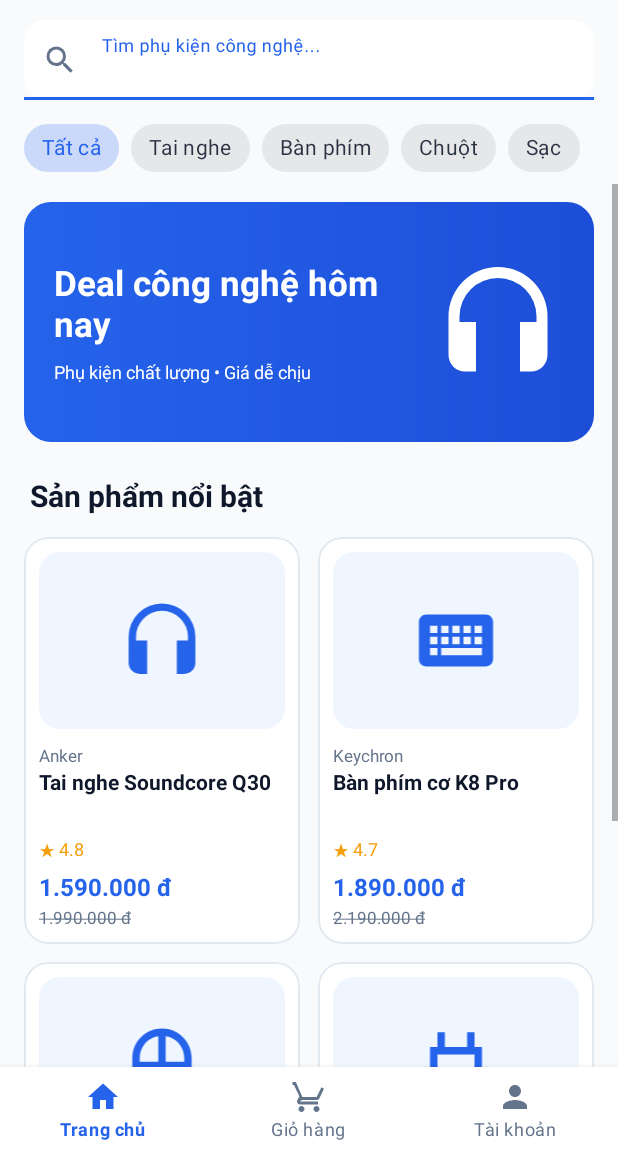
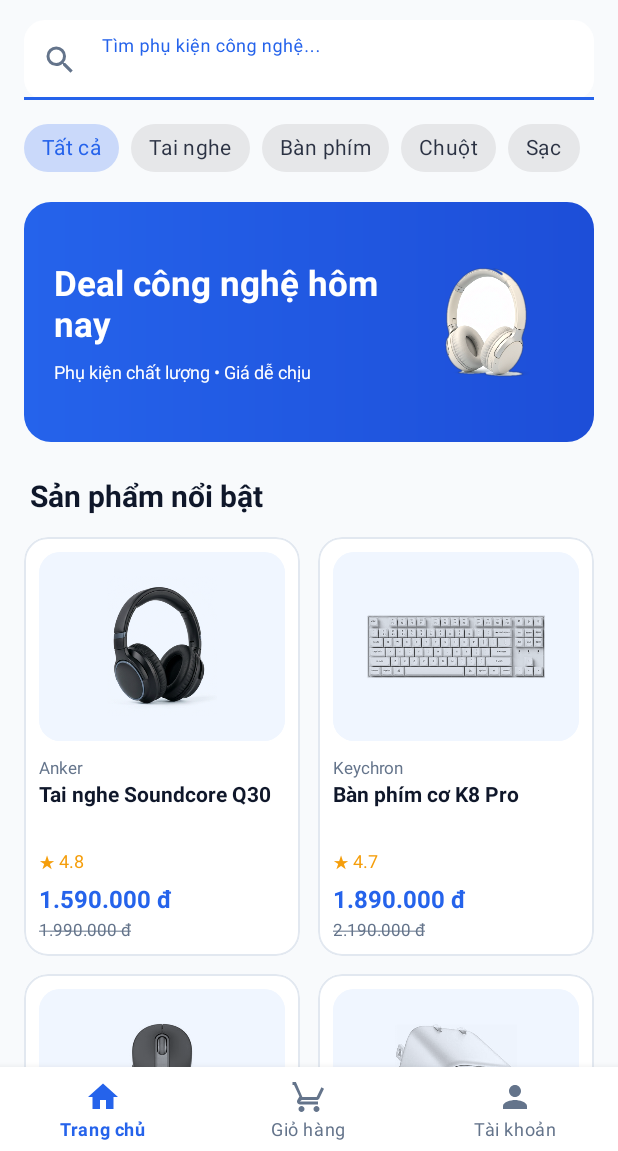
Before and after one commit to y0unglewis/e-commerce, an Android app: the HomeActivity screen opened directly, with no data from a screen before it, on a phone screen of 412 x 824 dp, the part 85-1236 px from its top. Run offline under Robolectric (Android 15) with nearby library versions, the phone set to English and light mode, and no system bars.

Commit message:
feat: apply studio product images on home and add 4 tech items

```diff
--- a/app/src/main/java/com/example/gearhub/adapter/ProductAdapter.java
+++ b/app/src/main/java/com/example/gearhub/adapter/ProductAdapter.java
@@ -10,8 +10,8 @@ import androidx.annotation.NonNull;
 import androidx.recyclerview.widget.RecyclerView;
 import com.example.gearhub.R;
 import com.example.gearhub.model.Product;
+import com.example.gearhub.util.DetailProductImages;
 import com.example.gearhub.util.PriceFormatter;
-import com.example.gearhub.util.ProductImages;
 import java.util.ArrayList;
 import java.util.List;
 import java.util.Locale;
@@ -46,7 +46,7 @@ public class ProductAdapter extends RecyclerView.Adapter<ProductAdapter.ProductV
     @Override
     public void onBindViewHolder(@NonNull ProductViewHolder holder, int position) {
         Product product = products.get(position);
-        holder.image.setImageResource(ProductImages.forKey(product.getImageKey()));
+        holder.image.setImageResource(DetailProductImages.forProduct(product));
         holder.brand.setText(product.getBrand());
         holder.name.setText(product.getName());
         holder.rating.setText(String.format(Locale.getDefault(), "★ %.1f", product.getRating()));
--- a/app/src/main/java/com/example/gearhub/database/SampleProducts.java
+++ b/app/src/main/java/com/example/gearhub/database/SampleProducts.java
@@ -2,51 +2,63 @@ package com.example.gearhub.database;
 
 import com.example.gearhub.AppConstants;
 import com.example.gearhub.model.Product;
-import java.util.ArrayList;
+import java.util.Arrays;
 import java.util.List;
 
-/** 12 sản phẩm mẫu; chỉ dùng để điền dữ liệu lần đầu khi tạo SQLite. */
+/** 16 sản phẩm mẫu; dùng để điền dữ liệu lần đầu khi tạo SQLite. */
 final class SampleProducts {
     private SampleProducts() { }
 
     static List<Product> create() {
-        List<Product> products = new ArrayList<>();
-        products.add(new Product(1, "Tai nghe Soundcore Q30", "Anker", AppConstants.CATEGORY_HEADPHONES,
+        return Arrays.asList(
+                new Product(1, "Tai nghe Soundcore Q30", "Anker", AppConstants.CATEGORY_HEADPHONES,
                         1590000, 1990000, 4.8f, "headphones", "Tai nghe chống ồn chủ động, phù hợp làm việc và học tập.",
-                "Bluetooth: 5.3\nPin: 40 giờ\nSạc: USB-C\nBảo hành: 12 tháng"));
-        products.add(new Product(2, "Bàn phím cơ K8 Pro", "Keychron", AppConstants.CATEGORY_KEYBOARDS,
+                        "Bluetooth: 5.3\nPin: 40 giờ\nSạc: USB-C\nBảo hành: 12 tháng"),
+                new Product(2, "Bàn phím cơ K8 Pro", "Keychron", AppConstants.CATEGORY_KEYBOARDS,
                         1890000, 2190000, 4.7f, "keyboard", "Bàn phím cơ không dây gọn gàng cho góc học tập.",
-                "Layout: TKL\nKết nối: Bluetooth / USB-C\nĐèn: RGB\nBảo hành: 12 tháng"));
-        products.add(new Product(3, "Chuột không dây M650", "Logitech", AppConstants.CATEGORY_MICE,
+                        "Layout: TKL\nKết nối: Bluetooth / USB-C\nĐèn: RGB\nBảo hành: 12 tháng"),
+                new Product(3, "Chuột không dây M650", "Logitech", AppConstants.CATEGORY_MICE,
                         690000, 890000, 4.9f, "mouse", "Chuột êm, thiết kế công thái học dễ sử dụng.",
-                "Kết nối: Bluetooth / USB\nDPI: 2000\nPin: AA\nBảo hành: 12 tháng"));
-        products.add(new Product(4, "Củ sạc nhanh Nano 65W", "Anker", AppConstants.CATEGORY_CHARGERS,
+                        "Kết nối: Bluetooth / USB\nDPI: 2000\nPin: AA\nBảo hành: 12 tháng"),
+                new Product(4, "Củ sạc nhanh Nano 65W", "Anker", AppConstants.CATEGORY_CHARGERS,
                         790000, 990000, 4.8f, "charger", "Sạc nhanh USB-C nhỏ gọn cho điện thoại và laptop.",
-                "Công suất: 65W\nCổng: USB-C\nCông nghệ: GaN\nBảo hành: 12 tháng"));
-        products.add(new Product(5, "Tai nghe Bluetooth WH-CH520", "Sony", AppConstants.CATEGORY_HEADPHONES,
+                        "Công suất: 65W\nCổng: USB-C\nCông nghệ: GaN\nBảo hành: 12 tháng"),
+                new Product(5, "Tai nghe Bluetooth WH-CH520", "Sony", AppConstants.CATEGORY_HEADPHONES,
                         990000, 1190000, 4.6f, "headphones", "Tai nghe không dây nhẹ, pin lâu và âm thanh cân bằng.",
-                "Bluetooth: 5.2\nPin: 50 giờ\nSạc: USB-C\nBảo hành: 12 tháng"));
-        products.add(new Product(6, "Bàn phím G413 SE", "Logitech", AppConstants.CATEGORY_KEYBOARDS,
+                        "Bluetooth: 5.2\nPin: 50 giờ\nSạc: USB-C\nBảo hành: 12 tháng"),
+                new Product(6, "Bàn phím G413 SE", "Logitech", AppConstants.CATEGORY_KEYBOARDS,
                         1390000, 1590000, 4.7f, "keyboard", "Bàn phím cơ có dây dành cho học tập và giải trí.",
-                "Layout: Full size\nSwitch: Mechanical\nKết nối: USB\nBảo hành: 24 tháng"));
-        products.add(new Product(7, "Chuột MX Anywhere 3S", "Logitech", AppConstants.CATEGORY_MICE,
+                        "Layout: Full size\nSwitch: Mechanical\nKết nối: USB\nBảo hành: 24 tháng"),
+                new Product(7, "Chuột MX Anywhere 3S", "Logitech", AppConstants.CATEGORY_MICE,
                         1690000, 1990000, 4.9f, "mouse", "Chuột nhỏ gọn, cuộn nhanh và đa thiết bị.",
-                "Kết nối: Bluetooth\nDPI: 8000\nSạc: USB-C\nBảo hành: 12 tháng"));
-        products.add(new Product(8, "Sạc GaN 30W USB-C", "UGREEN", AppConstants.CATEGORY_CHARGERS,
+                        "Kết nối: Bluetooth\nDPI: 8000\nSạc: USB-C\nBảo hành: 12 tháng"),
+                new Product(8, "Sạc GaN 30W USB-C", "UGREEN", AppConstants.CATEGORY_CHARGERS,
                         390000, 490000, 4.6f, "charger", "Củ sạc USB-C tiện lợi khi mang đi học hoặc du lịch.",
-                "Công suất: 30W\nCổng: USB-C\nChuẩn: PD\nBảo hành: 12 tháng"));
-        products.add(new Product(9, "Tai nghe TWS Liberty 4", "Anker", AppConstants.CATEGORY_HEADPHONES,
+                        "Công suất: 30W\nCổng: USB-C\nChuẩn: PD\nBảo hành: 12 tháng"),
+                new Product(9, "Tai nghe TWS Liberty 4", "Anker", AppConstants.CATEGORY_HEADPHONES,
                         1790000, 2190000, 4.8f, "headphones", "Tai nghe true wireless chống ồn và thiết kế nhỏ gọn.",
-                "Bluetooth: 5.3\nPin: 9 giờ + hộp\nChống ồn: ANC\nBảo hành: 12 tháng"));
-        products.add(new Product(10, "Bàn phím Bluetooth K380", "Logitech", AppConstants.CATEGORY_KEYBOARDS,
+                        "Bluetooth: 5.3\nPin: 9 giờ + hộp\nChống ồn: ANC\nBảo hành: 12 tháng"),
+                new Product(10, "Bàn phím Bluetooth K380", "Logitech", AppConstants.CATEGORY_KEYBOARDS,
                         690000, 790000, 4.7f, "keyboard", "Bàn phím gọn nhẹ hỗ trợ kết nối nhiều thiết bị.",
-                "Kết nối: Bluetooth\nThiết bị: 3\nPin: AAA\nBảo hành: 12 tháng"));
-        products.add(new Product(11, "Chuột G304 Lightspeed", "Logitech", AppConstants.CATEGORY_MICE,
+                        "Kết nối: Bluetooth\nThiết bị: 3\nPin: AAA\nBảo hành: 12 tháng"),
+                new Product(11, "Chuột G304 Lightspeed", "Logitech", AppConstants.CATEGORY_MICE,
                         590000, 690000, 4.8f, "mouse", "Chuột không dây nhạy, dáng nhỏ và dễ thao tác.",
-                "Kết nối: 2.4 GHz\nCảm biến: HERO\nPin: AA\nBảo hành: 24 tháng"));
-        products.add(new Product(12, "Sạc dự phòng 10000mAh", "Baseus", AppConstants.CATEGORY_CHARGERS,
+                        "Kết nối: 2.4 GHz\nCảm biến: HERO\nPin: AA\nBảo hành: 24 tháng"),
+                new Product(12, "Sạc dự phòng 10000mAh", "Baseus", AppConstants.CATEGORY_CHARGERS,
                         590000, 790000, 4.5f, "charger", "Pin dự phòng dung lượng phù hợp sử dụng hằng ngày.",
-                "Dung lượng: 10000 mAh\nCổng: USB-C\nSạc nhanh: 20W\nBảo hành: 12 tháng"));
-        return products;
+                        "Dung lượng: 10000 mAh\nCổng: USB-C\nSạc nhanh: 20W\nBảo hành: 12 tháng"),
+                new Product(13, "Tai nghe AirPods Pro 2", "Apple", AppConstants.CATEGORY_HEADPHONES,
+                        5690000, 6190000, 4.9f, "headphones", "Tai nghe chống ồn chủ động thế hệ mới, âm thanh không gian và hộp sạc USB-C.",
+                        "Chip xử lý: Apple H2\nPin: 6 giờ + hộp 30 giờ\nKháng bụi nước: IP54\nBảo hành: 12 tháng"),
+                new Product(14, "Bàn phím cơ 3068B Plus", "Akko", AppConstants.CATEGORY_KEYBOARDS,
+                        1490000, 1790000, 4.8f, "keyboard", "Bàn phím cơ 65% nhỏ gọn, keycap PBT Double-Shot bền bỉ, hỗ trợ Hotswap.",
+                        "Layout: 68 phím (65%)\nKết nối: Bluetooth / 2.4GHz / USB-C\nĐèn nền: RGB\nBảo hành: 12 tháng"),
+                new Product(15, "Chuột MX Master 3S", "Logitech", AppConstants.CATEGORY_MICE,
+                        2290000, 2690000, 4.9f, "mouse", "Chuột công thái học cao cấp với con lăn điện từ MagSpeed siêu tốc và click êm.",
+                        "Kết nối: Bluetooth / Logi Bolt\nDPI: 8000\nSạc nhanh: USB-C\nBảo hành: 12 tháng"),
+                new Product(16, "Trạm sạc nhanh Nexode 100W", "UGREEN", AppConstants.CATEGORY_CHARGERS,
+                        1190000, 1490000, 4.8f, "charger", "Củ sạc đa cổng công nghệ GaN II 100W sạc cùng lúc laptop và điện thoại.",
+                        "Công suất: 100W Max\nCổng sạc: 3 USB-C + 1 USB-A\nCông nghệ: GaN II\nBảo hành: 18 tháng")
+        );
     }
 }
--- a/app/src/main/res/layout/activity_home.xml
+++ b/app/src/main/res/layout/activity_home.xml
@@ -116,7 +116,7 @@
         </com.google.android.material.chip.ChipGroup>
     </HorizontalScrollView>
 
-    <ScrollView
+    <androidx.core.widget.NestedScrollView
         android:layout_width="match_parent"
         android:layout_height="0dp"
         android:layout_weight="1"
@@ -162,11 +162,11 @@
                 </LinearLayout>
 
                 <ImageView
-                    android:layout_width="88dp"
-                    android:layout_height="88dp"
+                    android:layout_width="104dp"
+                    android:layout_height="104dp"
                     android:contentDescription="Hình tai nghe"
-                    android:src="@drawable/ic_headphones"
-                    app:tint="@color/gear_surface" />
+                    android:scaleType="fitCenter"
+                    android:src="@drawable/img_promo_headphones" />
             </LinearLayout>
 
             <TextView
@@ -200,7 +200,7 @@
                 android:paddingEnd="10dp"
                 android:paddingBottom="20dp" />
         </LinearLayout>
-    </ScrollView>
+    </androidx.core.widget.NestedScrollView>
 
     <com.google.android.material.bottomnavigation.BottomNavigationView
         android:id="@+id/bottomNavigation"
--- a/app/src/main/res/layout/item_product.xml
+++ b/app/src/main/res/layout/item_product.xml
@@ -18,14 +18,21 @@
         android:orientation="vertical"
         android:padding="10dp">
 
-        <ImageView
-            android:id="@+id/imgProduct"
+        <com.google.android.material.card.MaterialCardView
             android:layout_width="match_parent"
-            android:layout_height="118dp"
-            android:background="@drawable/bg_product_icon"
-            android:contentDescription="Hình sản phẩm"
-            android:padding="29dp"
-            android:scaleType="fitCenter" />
+            android:layout_height="126dp"
+            app:cardBackgroundColor="@color/gear_primary_light"
+            app:cardCornerRadius="14dp"
+            app:cardElevation="0dp"
+            app:strokeWidth="0dp">
+
+            <ImageView
+                android:id="@+id/imgProduct"
+                android:layout_width="match_parent"
+                android:layout_height="match_parent"
+                android:contentDescription="Hình sản phẩm"
+                android:scaleType="centerCrop" />
+        </com.google.android.material.card.MaterialCardView>
 
         <TextView
             android:id="@+id/txtBrand"
```
Also changed, not shown: app/src/main/res/drawable-nodpi/img_promo_headphones.png (added). Lines whose indentation alone changed are shown as unchanged.
